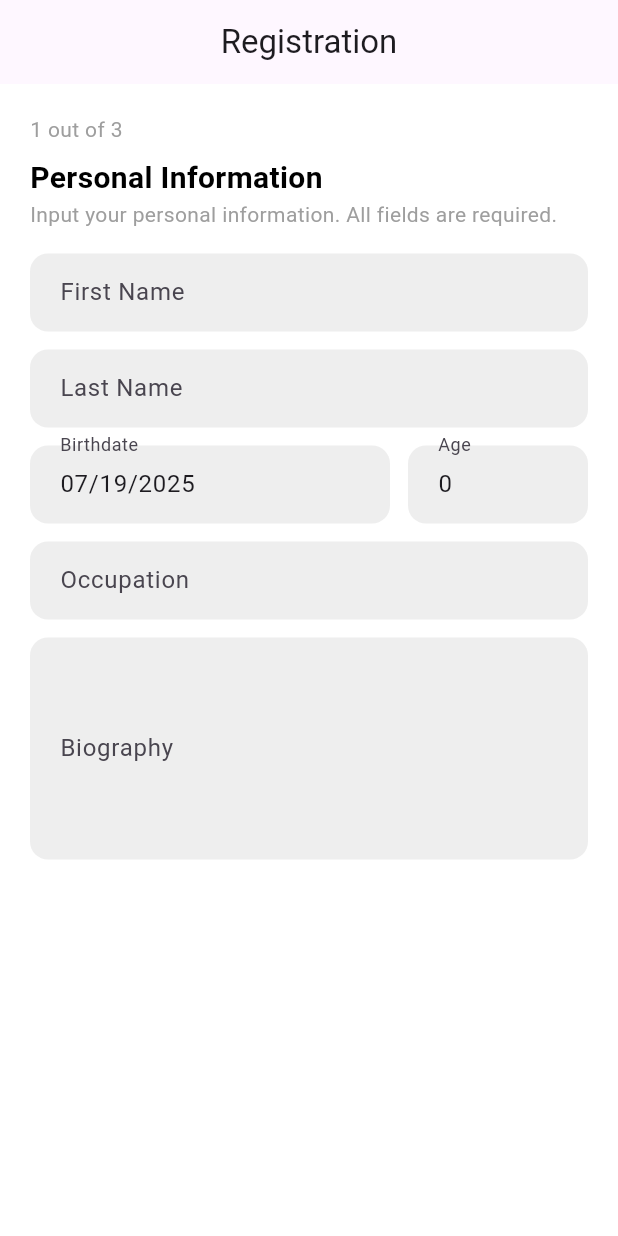
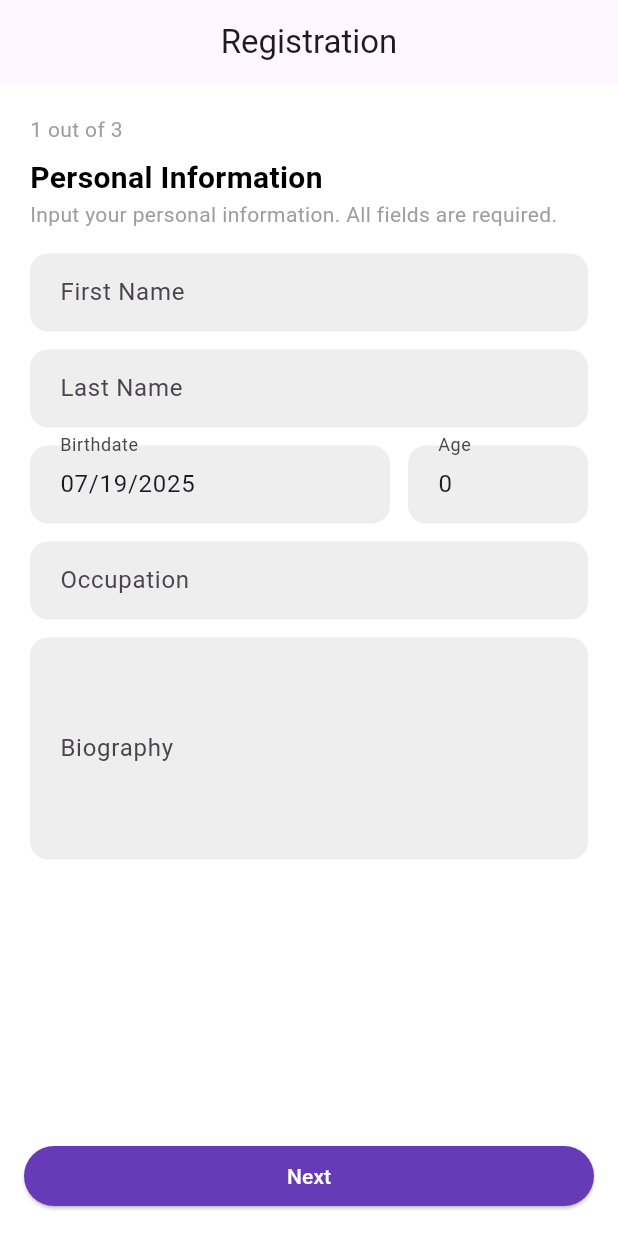
Before and after one commit to jyroball/Flutter_Project_1, a Flutter app: the AddUserScreen screen opened directly, on a phone screen of 412 x 824 dp. Run offline on Flutter 3.47's test engine with Material 3 defaults, Android fonts, the phone set to English and light mode, and no system bars; our stand-ins replace equatable, flutter_bloc.

Commit message:
added bloc state management

```diff
--- a/lib/add_user/add_user.dart
+++ b/lib/add_user/add_user.dart
@@ -1,6 +1,12 @@
 import 'package:flutter/material.dart';
 //import 'package:intl/intl.dart';
 import 'package:test1/models/user.dart';
+import 'package:flutter_bloc/flutter_bloc.dart';
+
+//import bloc files
+import 'bloc/add_user_bloc.dart';
+import 'bloc/add_user_event.dart';
+import 'bloc/add_user_state.dart';
 
 //import different form screens
 import 'package:test1/add_user/add_User_Screens/form1.dart';
@@ -19,19 +25,19 @@ class _AddUserScreenState extends State<AddUserScreen> with SingleTickerProvider
   late TabController _tabController;
   final _formKeys = [GlobalKey<FormState>(), GlobalKey<FormState>()];
 
-  //local input for user info
-  String firstName = '';
-  String lastName = '';
-  DateTime birthDate = DateTime.now();
-  int age = 0;
-  String occupation = '';
-  String bio = '';
-  String email = '';
-  String password = '';     //since they need a password too
-  //final String imagePath;     IDK how to implement this for now
-  String confirmPassword = '';
-  bool showPassword = false;
-  bool showConfirmPassword = false;
+  // //local input for user info
+  // String firstName = '';
+  // String lastName = '';
+  // DateTime birthDate = DateTime.now();
+  // int age = 0;
+  // String occupation = '';
+  // String bio = '';
+  // String email = '';
+  // String password = '';     //since they need a password too
+  // //final String imagePath;     IDK how to implement this for now
+  // String confirmPassword = '';
+  // bool showPassword = false;
+  // bool showConfirmPassword = false;
 
   //Init state then need a dispose state since using controlelr
   @override
@@ -51,54 +57,57 @@ class _AddUserScreenState extends State<AddUserScreen> with SingleTickerProvider
   //
 
   //move to next tab by incrementing index
-  void _nextTab() {
-    final form = _formKeys[_tabController.index].currentState!;
-    if (form.validate()) {
+  void _nextStep(BuildContext context, int currentStep) {
+    final form = _formKeys[currentStep].currentState;
+    if (form != null && form.validate()) {
       form.save();
-      if (_tabController.index < 2) {
-        _tabController.animateTo(_tabController.index + 1);
-      }
+      context.read<UserBloc>().add(NextStep());
     }
   }
 
   //move to prev tab by decrementing index
-  void _prevTab() {
-    if (_tabController.index > 0) {
-      _tabController.animateTo(_tabController.index - 1);
-    }
+  void _prevStep(BuildContext context) {
+    context.read<UserBloc>().add(PreviousStep());
   }
 
-  //submit function
-  void _submit() {
-    final newUser = User(
-      firstName: firstName,
-      lastName: lastName,
-      birthDate: birthDate,
-      age: _calculateAge(birthDate),
-      occupation: occupation,
-      bio: bio,
-      email: email,
-      password: password,
-      imagePath: 'assets/images/blank.png',
-    );
+  // //submit function
+  // void _submit() {
+  //   final newUser = User(
+  //     firstName: firstName,
+  //     lastName: lastName,
+  //     birthDate: birthDate,
+  //     age: _calculateAge(birthDate),
+  //     occupation: occupation,
+  //     bio: bio,
+  //     email: email,
+  //     password: password,
+  //     imagePath: 'assets/images/blank.png',
+  //   );
 
-    //pass values to profile page and add new user
-    Navigator.pop(context, newUser);
+  //   //pass values to profile page and add new user
+  //   Navigator.pop(context, newUser);
+  // }
+
+  //
+  //  NEW SUBMIT FUNCTION USING BLOC
+  //
+  void _submit(BuildContext context) {
+    context.read<UserBloc>().add(const SubmitUser());
   }
 
-  //calculate age from birthdate
-  int _calculateAge(DateTime? bday) {
-    //no date can't happen, just incase
-    if (bday == null) return 0;
-    //get today's date and subtract from bday
-    final today = DateTime.now();
-    int age = today.year - bday.year;
-    //edge case with months and day
-    if (bday.month > today.month || (bday.month == today.month && bday.day > today.day)) {
-      age--;
-    }
-    return age;
-  }
+  // //calculate age from birthdate
+  // int _calculateAge(DateTime? bday) {
+  //   //no date can't happen, just incase
+  //   if (bday == null) return 0;
+  //   //get today's date and subtract from bday
+  //   final today = DateTime.now();
+  //   int age = today.year - bday.year;
+  //   //edge case with months and day
+  //   if (bday.month > today.month || (bday.month == today.month && bday.day > today.day)) {
+  //     age--;
+  //   }
+  //   return age;
+  // }
 
   //build forms
   @override
@@ -109,52 +118,81 @@ class _AddUserScreenState extends State<AddUserScreen> with SingleTickerProvider
         centerTitle: true,
         automaticallyImplyLeading: false,
       ),
-      //Use tab bar view to controll pages
-      body: TabBarView(
+      body: BlocConsumer<UserBloc, UserState>(
+        listener: (context, state) {
+          //make sure tabbarview is on the same page as bloc state
+          if (_tabController.index != state.currentStep) {
+            _tabController.animateTo(state.currentStep);
+          }
+
+          //go through this once submission done properly
+          if (state.isSubmissionSuccess) {
+            //send message user added
+            ScaffoldMessenger.of(context).showSnackBar(
+              const SnackBar(content: Text('User successfully added!')),
+            );
+
+            //send data
+            Navigator.pop(context, state.user);
+
+            //reset bloc data so data doesn't show up again if we add a new user
+            context.read<UserBloc>().add(const ResetForm());
+          }
+        },
+
+        //build all three form screens
+        builder: (context, state) {
+          return TabBarView(
             controller: _tabController,
             physics: const NeverScrollableScrollPhysics(),
             children: [
-          //First Form
-          FormOne(
-            formKey: _formKeys[0],
-            newFirstName: (val) => firstName = val,
-            newLastName: (val) => lastName = val,
-            newBirthdate: birthDate,
-            newAge: _calculateAge(birthDate),
-            newOccuputaion: (val) => occupation = val,
-            newBio: (val) => bio = val,
-            newBirthDateCall: (date) => setState(() => birthDate = date),
-            next: _nextTab,
+              FormOne(formKey: _formKeys[0]),
+              FormTwo(formKey: _formKeys[1]),
+              const FormThree(),
+            ],
+          );
+        },
       ),
 
-          //Second form
-          FormTwo(
-            formKey: _formKeys[1],
-            password: password,
-            showPassword: showPassword,
-            showConfirmPassword: showConfirmPassword,
-            togglePassword: () => setState(() => showPassword = !showPassword),
-            toggleConfirmPassword: () => setState(() => showConfirmPassword = !showConfirmPassword),
-            newEmail: (val) => setState(() => email = val),
-            newPassword: (val) => setState(() => password = val),
-            newPasswordConfirm: (val) => confirmPassword = val,
-            next: _nextTab,
-            back: _prevTab,
+      //Persistent Bottom Button
+      bottomNavigationBar: BlocBuilder<UserBloc, UserState>(
+        builder: (context, state) {
+          return SafeArea(
+            child: Padding(
+              padding: const EdgeInsets.all(16),
+              child: Row(
+                children: [
+
+                  //Output back button if not at page 1
+                  if (state.currentStep > 0)
+                    Expanded(
+                      child: OutlinedButton(
+                        onPressed: () => _prevStep(context),
+                        child: const Text('Back'),
+                      ),
                     ),
 
-          //third form
-          FormThree(
-            firstName: firstName,
-            lastName: lastName,
-            birthDate: birthDate,
-            age: _calculateAge(birthDate),
-            occupation: occupation,
-            bio: bio,
-            email: email,
-            back: _prevTab,
-            submit: _submit,
+                  //Space box
+                  if (state.currentStep > 0) const SizedBox(width: 12),
+
+                  //Output Next button
+                  Expanded(
+                    child: ElevatedButton(
+                      onPressed: () {
+                        if (state.currentStep < 2) {
+                          _nextStep(context, state.currentStep);
+                        } else {
+                          _submit(context);
+                        }
+                      },
+                      child: Text(state.currentStep < 2 ? 'Next' : 'Submit'),
+                    ),
                   ),
                 ],
+              ),
+            ),
+          );
+        },
       ),
     );
   }
```
Lines whose indentation alone changed are shown as unchanged.
